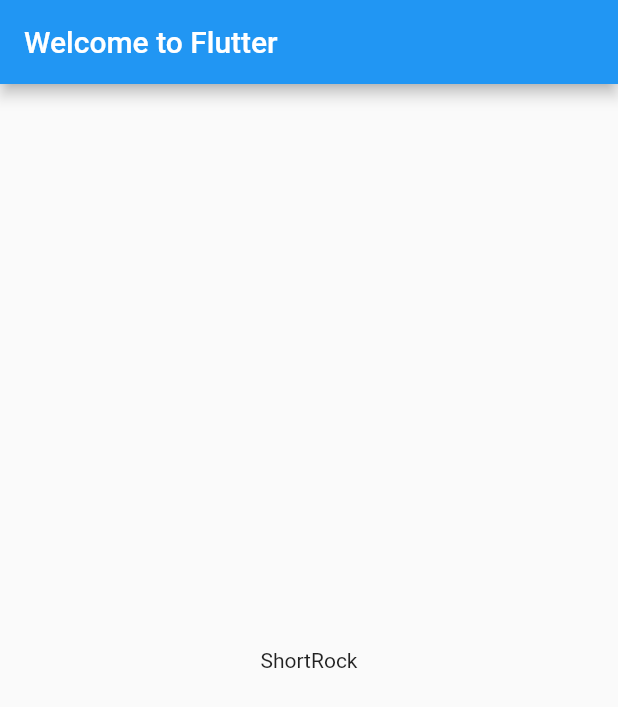
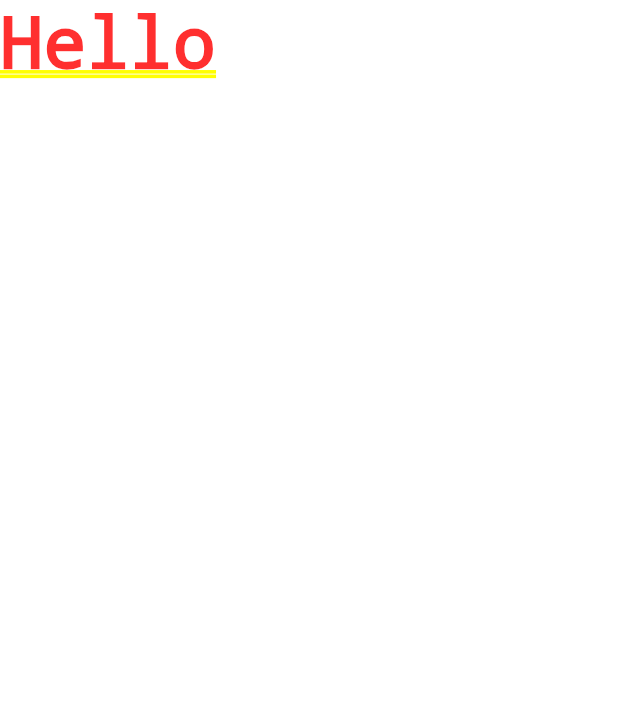
Before and after one commit to Jetnipat-c/Flutter-App, a Flutter app: the screen it shows after launch, on a phone screen of 412 x 824 dp. Shown: the top 707 px of the screen. Run offline on Flutter 3.47's test engine with Material 2 defaults, Android fonts, the phone set to English and light mode, and no system bars.

Commit message:
import font

```diff
--- a/lib/main.dart
+++ b/lib/main.dart
@@ -1,37 +1,14 @@
 import 'package:flutter/material.dart';
-import 'package:english_words/english_words.dart';
 
-void main() => runApp(MyApp());
+void main() {
+  runApp(MyApp());
+}
 
 class MyApp extends StatelessWidget {
   @override
   Widget build(BuildContext context) {
-    //final wordPair = WordPair.random();  // Delete this line
-
     return MaterialApp(
-      title: 'Welcome to Flutter',
-      home: Scaffold(
-        appBar: AppBar(
-          title: Text('Welcome to Flutter'),
-        ),
-        body: Center(
-          //child: Text(wordPair.asPascalCase), // Change the highlighted text to...
-          child: RandomWords(), // ... this highlighted text
-        ),
-      ),
+      home: Text('Hello'),
     );
   }
 }
-
-class RandomWords extends StatefulWidget {
-  @override
-  createState() => RandomWordsState();
-}
-
-class RandomWordsState extends State<RandomWords> {
-  @override
-  Widget build(BuildContext context) {
-    final wordPair = WordPair.random();
-    return Text(wordPair.asPascalCase);
-  }
-}
```
Also changed, not shown: lib/screen/home.dart (added, +16 -0 lines), pubspec.yaml (+9 -8 lines), assests/fonts/Opun/Opun-Regular.ttf (added), pubspec.lock.
